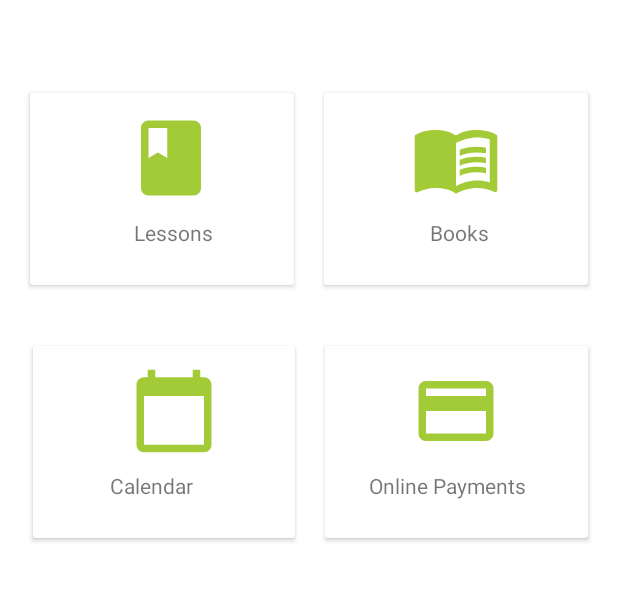
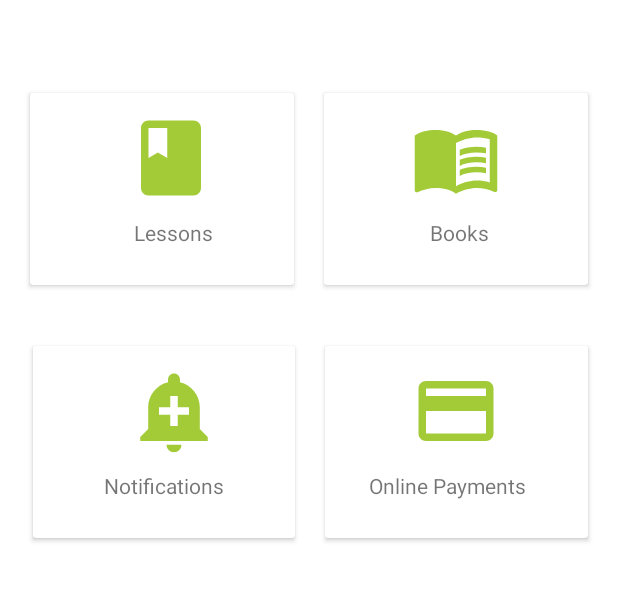
Before and after one commit to Benitha250/iStudies, an Android app: the HomeActivity screen opened directly, with no data from a screen before it, on a phone screen of 412 x 824 dp, the part 263-865 px from its top. Run offline under Robolectric (Android 15) with nearby library versions, the phone set to English and light mode, and no system bars; our stand-ins replace ButterKnife; libraries missing offline, so code that uses them is left out: com.makeramen.roundedimageview; Roboto replaces fonts that are not available here.

Commit message:
add alert style

```diff
--- a/app/src/main/res/layout/activity_home.xml
+++ b/app/src/main/res/layout/activity_home.xml
@@ -161,7 +161,7 @@
                         android:layout_centerHorizontal="true"
                         android:layout_marginStart="44dp"
                         android:layout_marginTop="13dp"
-                        android:src="@drawable/ic_baseline_calendar_today_24"
+                        android:src="@drawable/alert"
                         android:layout_marginLeft="44dp"
                         android:layout_alignParentLeft="true" />
 
@@ -170,15 +170,13 @@
                         android:layout_width="wrap_content"
                         android:layout_height="wrap_content"
                         android:layout_below="@id/imageView6"
-                        android:layout_alignParentStart="true"
                         android:layout_alignParentBottom="true"
                         android:layout_centerHorizontal="true"
-                        android:layout_marginStart="51dp"
+                        android:layout_marginStart="89dp"
                         android:layout_marginTop="10dp"
                         android:layout_marginBottom="25dp"
-                        android:text="Calendar"
-                        android:layout_marginLeft="51dp"
-                        android:layout_alignParentLeft="true" />
+                        android:text="Notifications"
+                        android:layout_marginLeft="51dp" />
                 </RelativeLayout>
             </androidx.cardview.widget.CardView>
 
```
